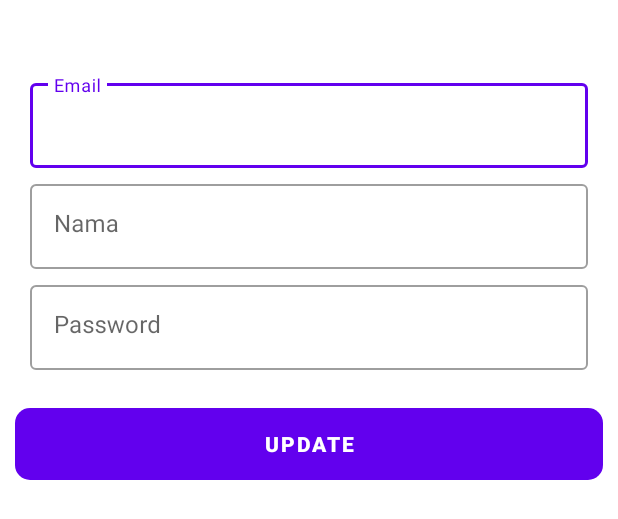
After one commit to Julius-745/ConnectSocial, an Android app: the layout activity_editptofile.xml on its own in the app's theme, with its tools: preview values and no code run, on a phone screen of 412 x 824 dp. The commit adds this screen. Shown: the top 519 px of the screen. Run offline under Robolectric (Android 15) with nearby library versions, the phone set to English and light mode, and no system bars.

Commit message:
edit profile

```diff
--- /dev/null
+++ b/app/src/main/res/layout/activity_editptofile.xml
@@ -0,0 +1,85 @@
+<?xml version="1.0" encoding="utf-8"?>
+<LinearLayout xmlns:android="http://schemas.android.com/apk/res/android"
+    xmlns:app="http://schemas.android.com/apk/res-auto"
+    xmlns:tools="http://schemas.android.com/tools"
+    android:layout_width="match_parent"
+    android:layout_height="match_parent"
+    tools:context=".fragment.AddpostFragment"
+    android:orientation="vertical">
+
+    <com.google.android.material.textfield.TextInputLayout
+        android:id="@+id/text_email"
+        android:layout_width="match_parent"
+        android:layout_height="wrap_content"
+        android:layout_marginHorizontal="20dp"
+        android:layout_marginTop="50dp"
+        android:hint="@string/email"
+        style="@style/Widget.MaterialComponents.TextInputLayout.OutlinedBox">
+
+        <com.google.android.material.textfield.TextInputEditText
+            android:id="@+id/emailInput"
+            android:layout_width="match_parent"
+            android:layout_height="wrap_content"
+            android:gravity="top"
+            android:inputType="textMultiLine"
+            android:overScrollMode="always"
+            android:scrollbarStyle="insideInset"
+            android:scrollbars="vertical"
+            android:scrollHorizontally="false" />
+    </com.google.android.material.textfield.TextInputLayout>
+
+    <com.google.android.material.textfield.TextInputLayout
+        android:id="@+id/name"
+        android:layout_width="match_parent"
+        android:layout_height="wrap_content"
+        android:layout_marginHorizontal="20dp"
+        android:layout_marginTop="5dp"
+        android:hint="@string/name"
+        style="@style/Widget.MaterialComponents.TextInputLayout.OutlinedBox">
+
+        <com.google.android.material.textfield.TextInputEditText
+            android:id="@+id/nameInput"
+            android:layout_width="match_parent"
+            android:layout_height="wrap_content"
+            android:gravity="top"
+            android:inputType="textMultiLine"
+            android:overScrollMode="always"
+            android:scrollbarStyle="insideInset"
+            android:scrollbars="vertical"
+            android:scrollHorizontally="false" />
+    </com.google.android.material.textfield.TextInputLayout>
+
+    <com.google.android.material.textfield.TextInputLayout
+        android:id="@+id/text_password"
+        android:layout_width="match_parent"
+        android:layout_height="wrap_content"
+        android:layout_marginHorizontal="20dp"
+        android:layout_marginTop="5dp"
+        android:hint="@string/password"
+        style="@style/Widget.MaterialComponents.TextInputLayout.OutlinedBox">
+
+        <com.google.android.material.textfield.TextInputEditText
+            android:id="@+id/passwordInput"
+            android:layout_width="match_parent"
+            android:layout_height="wrap_content"
+            android:gravity="top"
+            android:inputType="textMultiLine"
+            android:overScrollMode="always"
+            android:scrollbarStyle="insideInset"
+            android:scrollbars="vertical"
+            android:scrollHorizontally="false" />
+    </com.google.android.material.textfield.TextInputLayout>
+
+    <com.google.android.material.button.MaterialButton
+
+        android:id="@+id/btn_send"
+        android:layout_width="match_parent"
+        android:layout_height="wrap_content"
+        android:layout_below="@+id/btn_image"
+        android:layout_marginHorizontal="10dp"
+        android:layout_marginTop="25dp"
+        android:textStyle="bold"
+        android:background="@drawable/bg_button"
+        android:text="@string/update" />
+
+</LinearLayout>
--- a/app/src/main/res/layout/fragment_settings.xml
+++ b/app/src/main/res/layout/fragment_settings.xml
@@ -50,15 +50,14 @@
             android:layout_width="match_parent"
             android:layout_height="70dp"
             android:layout_marginHorizontal="5dp"
+            android:layout_marginTop="10dp"
+            android:drawableLeft="@drawable/ic_account"
+            android:drawableRight="@drawable/ic_next"
+            android:drawablePadding="10dp"
+            android:padding="10dp"
             android:text="@string/account"
-            android:drawableLeft="@drawable/ic_account"
             android:textAlignment="viewStart"
-            android:padding="10dp"
-            android:drawablePadding="10dp"
-            android:layout_marginTop="10dp"
-            android:textColor="@color/white"
-            android:drawableRight="@drawable/ic_next"
-            />
+            android:textColor="@color/white" />
 
         <Button
             android:id="@+id/btn_languange"
--- a/app/src/main/res/values/strings.xml
+++ b/app/src/main/res/values/strings.xml
@@ -30,4 +30,5 @@
     <string name="content_category">Content Category</string>
     <string name="avatar">Avatar</string>
     <string name="Image">Image</string>
+    <string name="update">update</string>
 </resources>
```
